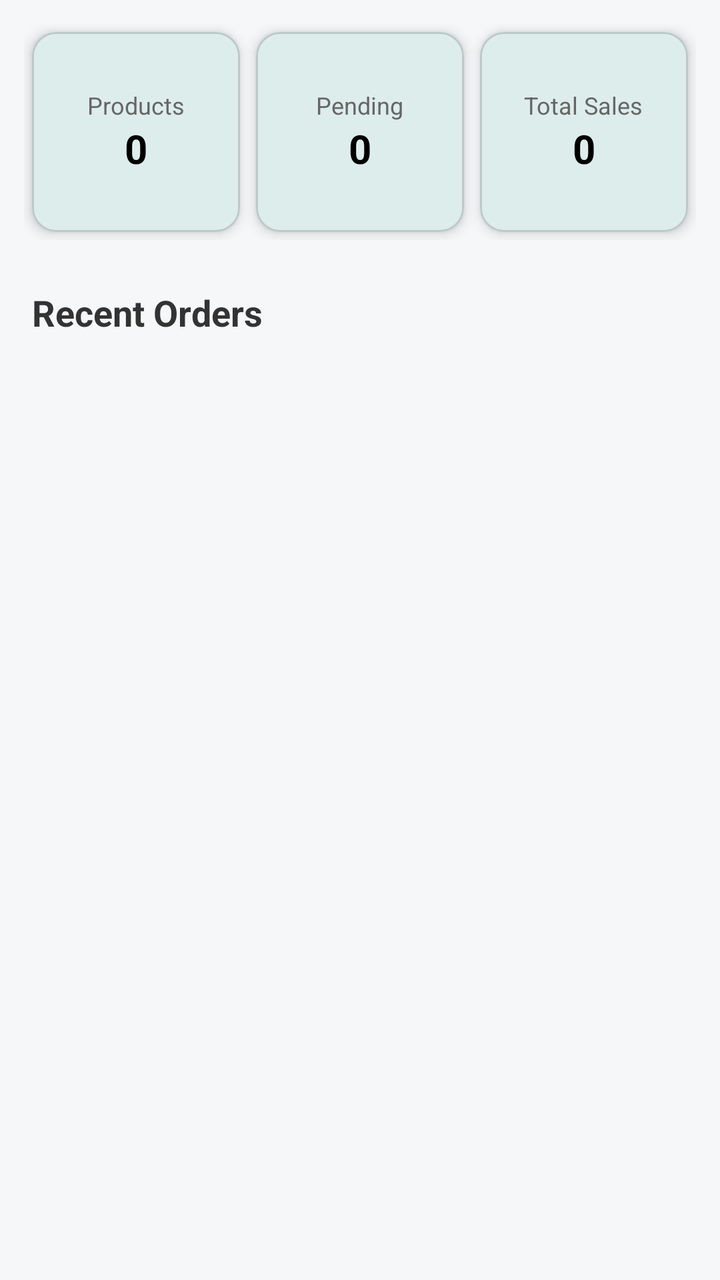
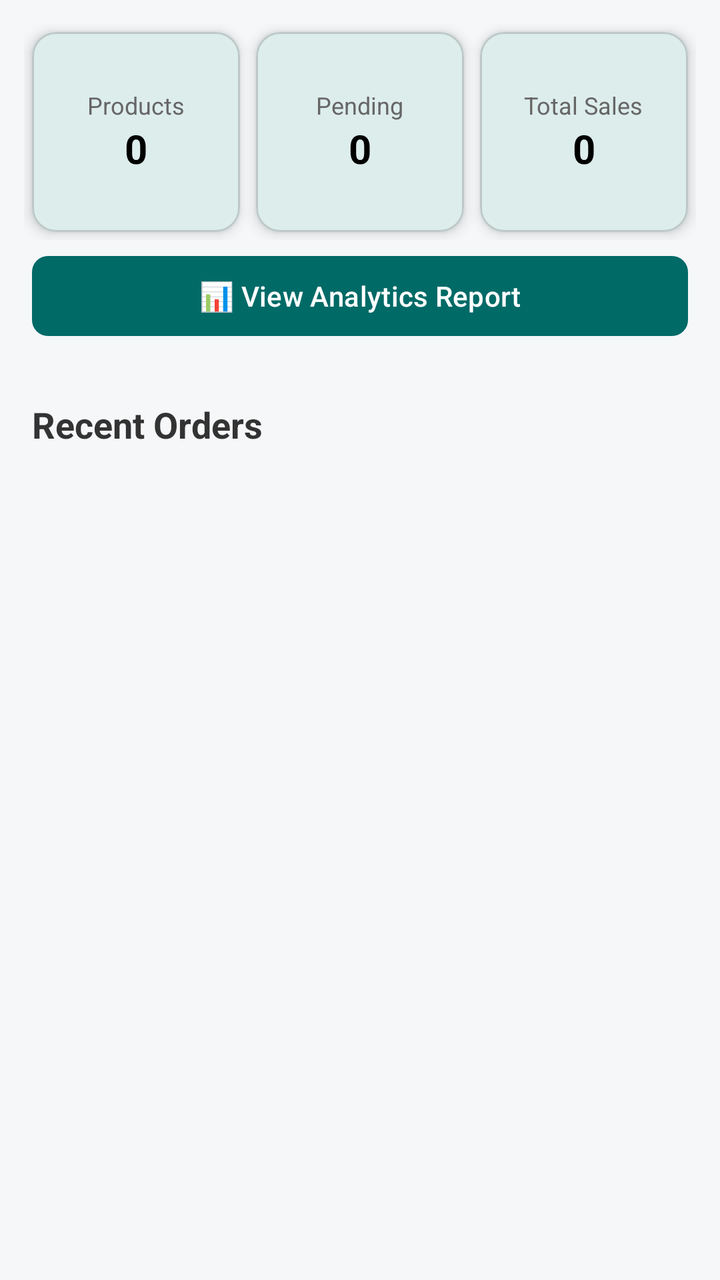

Before-and-after screenshots of an Android layout around one commit, followed by the original layout XML and the change that was made.
<!-- AndroidManifest.xml: application theme Theme.StudySphere -->
<!-- res/layout/fragment_seller_home.xml -->
<?xml version="1.0" encoding="utf-8"?>
<FrameLayout xmlns:android="http://schemas.android.com/apk/res/android"
    xmlns:app="http://schemas.android.com/apk/res-auto"
    xmlns:tools="http://schemas.android.com/tools"
    android:layout_width="match_parent"
    android:layout_height="match_parent"
    android:background="#F5F7F9">

    <LinearLayout
        android:layout_width="match_parent"
        android:layout_height="match_parent"
        android:orientation="vertical">

        <ScrollView
            android:layout_width="match_parent"
            android:layout_height="match_parent"
            android:fillViewport="true">

            <LinearLayout
                android:layout_width="match_parent"
                android:layout_height="wrap_content"
                android:orientation="vertical"
                android:padding="12dp">

                <LinearLayout
                    android:layout_width="match_parent"
                    android:layout_height="wrap_content"
                    android:orientation="horizontal"
                    android:weightSum="3">

                    <com.google.android.material.card.MaterialCardView
                        android:layout_width="0dp"
                        android:layout_height="100dp"
                        android:layout_weight="1"
                        android:layout_margin="4dp"
                        app:cardCornerRadius="12dp"
                        app:cardElevation="4dp">

                        <LinearLayout
                            android:layout_width="match_parent"
                            android:layout_height="match_parent"
                            android:gravity="center"
                            android:orientation="vertical">

                            <TextView
                                android:layout_width="wrap_content"
                                android:layout_height="wrap_content"
                                android:text="Products"
                                android:textColor="#666666"
                                android:textSize="12sp" />

                            <TextView
                                android:id="@+id/tvProductCount"
                                android:layout_width="wrap_content"
                                android:layout_height="wrap_content"
                                android:text="0"
                                android:textColor="@android:color/black"
                                android:textSize="20sp"
                                android:textStyle="bold" />
                        </LinearLayout>
                    </com.google.android.material.card.MaterialCardView>

                    <com.google.android.material.card.MaterialCardView
                        android:layout_width="0dp"
                        android:layout_height="100dp"
                        android:layout_weight="1"
                        android:layout_margin="4dp"
                        app:cardCornerRadius="12dp"
                        app:cardElevation="4dp">

                        <LinearLayout
                            android:layout_width="match_parent"
                            android:layout_height="match_parent"
                            android:gravity="center"
                            android:orientation="vertical">

                            <TextView
                                android:layout_width="wrap_content"
                                android:layout_height="wrap_content"
                                android:text="Pending"
                                android:textColor="#666666"
                                android:textSize="12sp" />

                            <TextView
                                android:id="@+id/tvPendingCount"
                                android:layout_width="wrap_content"
                                android:layout_height="wrap_content"
                                android:text="0"
                                android:textColor="@android:color/black"
                                android:textSize="20sp"
                                android:textStyle="bold" />
                        </LinearLayout>
                    </com.google.android.material.card.MaterialCardView>

                    <com.google.android.material.card.MaterialCardView
                        android:layout_width="0dp"
                        android:layout_height="100dp"
                        android:layout_weight="1"
                        android:layout_margin="4dp"
                        app:cardCornerRadius="12dp"
                        app:cardElevation="4dp">

                        <LinearLayout
                            android:layout_width="match_parent"
                            android:layout_height="match_parent"
                            android:gravity="center"
                            android:orientation="vertical">

                            <TextView
                                android:layout_width="wrap_content"
                                android:layout_height="wrap_content"
                                android:text="Total Sales"
                                android:textColor="#666666"
                                android:textSize="12sp" />

                            <TextView
                                android:id="@+id/tvTotalSales"
                                android:layout_width="wrap_content"
                                android:layout_height="wrap_content"
                                android:text="0"
                                android:textColor="@android:color/black"
                                android:textSize="20sp"
                                android:textStyle="bold" />
                        </LinearLayout>
                    </com.google.android.material.card.MaterialCardView>

                </LinearLayout>

                <TextView
                    android:layout_width="wrap_content"
                    android:layout_height="wrap_content"
                    android:layout_marginTop="24dp"
                    android:layout_marginBottom="12dp"
                    android:layout_marginStart="4dp"
                    android:text="Recent Orders"
                    android:textColor="#333333"
                    android:textSize="18sp"
                    android:textStyle="bold" />

                <androidx.recyclerview.widget.RecyclerView
                    android:id="@+id/rvRecentOrders"
                    android:layout_width="match_parent"
                    android:layout_height="wrap_content"
                    android:nestedScrollingEnabled="false" />

            </LinearLayout>
        </ScrollView>
    </LinearLayout>

    <include
        android:id="@+id/loadingLayout"
        layout="@layout/layout_loading_overlay"
        android:visibility="gone" />

</FrameLayout>
<!-- res/layout/layout_loading_overlay.xml (included above) -->
<?xml version="1.0" encoding="utf-8"?>
<androidx.constraintlayout.widget.ConstraintLayout
    xmlns:android="http://schemas.android.com/apk/res/android"
    xmlns:app="http://schemas.android.com/apk/res-auto"
    android:id="@+id/loadingOverlay"
    android:layout_width="match_parent"
    android:layout_height="match_parent"
    android:background="@android:color/white"
    android:clickable="true"
    android:focusable="true"
    android:elevation="20dp"
    android:visibility="gone">

    <LinearLayout
        android:layout_width="wrap_content"
        android:layout_height="wrap_content"
        android:gravity="center"
        android:orientation="vertical"
        app:layout_constraintBottom_toBottomOf="parent"
        app:layout_constraintEnd_toEndOf="parent"
        app:layout_constraintStart_toStartOf="parent"
        app:layout_constraintTop_toTopOf="parent">

        <com.airbnb.lottie.LottieAnimationView
            android:id="@+id/loadingLottie"
            android:layout_width="280dp"
            android:layout_height="220dp"
            app:lottie_rawRes="@raw/sandy_loading"
            app:lottie_autoPlay="true"
            app:lottie_loop="true"
            app:lottie_speed="1.2" />

        <TextView
            android:id="@+id/loadingText"
            android:layout_width="wrap_content"
            android:layout_height="wrap_content"
            android:layout_marginTop="-10dp"
            android:text="Preparing your sphere..."
            android:textColor="@color/md_theme_primary"
            android:textSize="20sp"
            android:fontFamily="sans-serif-medium"
            android:letterSpacing="0.05" />

        <TextView
            android:layout_width="wrap_content"
            android:layout_height="wrap_content"
            android:layout_marginTop="8dp"
            android:alpha="0.6"
            android:text="This will only take a moment"
            android:textColor="@color/md_theme_secondary"
            android:textSize="14sp" />

    </LinearLayout>

    <TextView
        android:layout_width="wrap_content"
        android:layout_height="wrap_content"
        android:layout_marginBottom="32dp"
        android:text="StudySphere"
        android:textColor="#E0E0E0"
        android:textSize="18sp"
        android:textStyle="bold"
        android:letterSpacing="0.2"
        app:layout_constraintBottom_toBottomOf="parent"
        app:layout_constraintEnd_toEndOf="parent"
        app:layout_constraintStart_toStartOf="parent" />

</androidx.constraintlayout.widget.ConstraintLayout>
<!-- resources referenced by this layout -->
<resources>
  <color name="md_theme_primary">#006A67</color>
  <color name="md_theme_secondary">#4A6361</color>
  <color name="md_theme_onPrimary">#FFFFFF</color>
  <color name="md_theme_primaryContainer">#9CF1ED</color>
  <color name="md_theme_onPrimaryContainer">#00504D</color>
  <color name="md_theme_onSecondary">#FFFFFF</color>
  <color name="md_theme_secondaryContainer">#CCE8E6</color>
  <color name="md_theme_onSecondaryContainer">#324B4A</color>
  <color name="md_theme_tertiary">#49607B</color>
  <color name="md_theme_onTertiary">#FFFFFF</color>
  <color name="md_theme_tertiaryContainer">#D1E4FF</color>
  <color name="md_theme_onTertiaryContainer">#324862</color>
  <color name="md_theme_error">#BA1A1A</color>
  <color name="md_theme_onError">#FFFFFF</color>
  <color name="md_theme_errorContainer">#FFDAD6</color>
  <color name="md_theme_onErrorContainer">#93000A</color>
  <color name="md_theme_background">#F4FBF9</color>
  <color name="md_theme_onBackground">#161D1C</color>
  <color name="md_theme_surface">#F4FBF9</color>
  <color name="md_theme_onSurface">#161D1C</color>
  <color name="md_theme_surfaceVariant">#DAE5E3</color>
  <color name="md_theme_onSurfaceVariant">#3F4948</color>
  <color name="md_theme_outline">#6F7978</color>
  <color name="md_theme_outlineVariant">#BEC9C7</color>
  <color name="md_theme_inverseSurface">#2B3231</color>
  <color name="md_theme_inverseOnSurface">#ECF2F1</color>
  <color name="md_theme_inversePrimary">#80D5D1</color>
  <color name="md_theme_primaryFixed">#9CF1ED</color>
  <color name="md_theme_onPrimaryFixed">#00201F</color>
  <color name="md_theme_primaryFixedDim">#80D5D1</color>
  <color name="md_theme_onPrimaryFixedVariant">#00504D</color>
  <color name="md_theme_secondaryFixed">#CCE8E6</color>
  <color name="md_theme_onSecondaryFixed">#051F1E</color>
  <color name="md_theme_secondaryFixedDim">#B0CCCA</color>
  <color name="md_theme_onSecondaryFixedVariant">#324B4A</color>
  <color name="md_theme_tertiaryFixed">#D1E4FF</color>
  <color name="md_theme_onTertiaryFixed">#021D35</color>
  <color name="md_theme_tertiaryFixedDim">#B1C8E8</color>
  <color name="md_theme_onTertiaryFixedVariant">#324862</color>
  <color name="md_theme_surfaceDim">#D5DBDA</color>
  <color name="md_theme_surfaceBright">#F4FBF9</color>
  <color name="md_theme_surfaceContainerLowest">#FFFFFF</color>
  <color name="md_theme_surfaceContainerLow">#EFF5F3</color>
  <color name="md_theme_surfaceContainer">#E9EFEE</color>
  <color name="md_theme_surfaceContainerHigh">#E3E9E8</color>
  <color name="md_theme_surfaceContainerHighest">#DDE4E2</color>
  <!-- unchanged entries left out for length: 1 -->
</resources>

<!-- the commit's change to res/layout/fragment_seller_home.xml (unified diff, before → after) -->
@@ -125,6 +125,20 @@
                     </com.google.android.material.card.MaterialCardView>
 
                 </LinearLayout>
+
+                
+                <com.google.android.material.button.MaterialButton
+                    android:id="@+id/btnViewReports"
+                    android:layout_width="match_parent"
+                    android:layout_height="48dp"
+                    android:text="📊 View Analytics Report"
+                    android:textAllCaps="false"
+                    android:textSize="14sp"
+                    android:textColor="@color/md_theme_onPrimary"
+                    app:backgroundTint="@color/md_theme_primary"
+                    app:cornerRadius="8dp"
+                    android:layout_margin="4dp"
+                    android:fontFamily="sans-serif-medium"/>
 
                 <TextView
                     android:layout_width="wrap_content"
